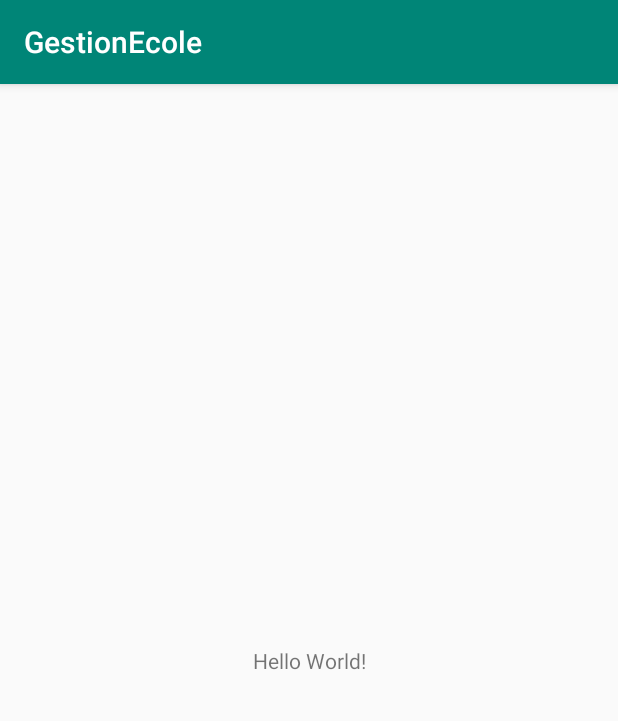
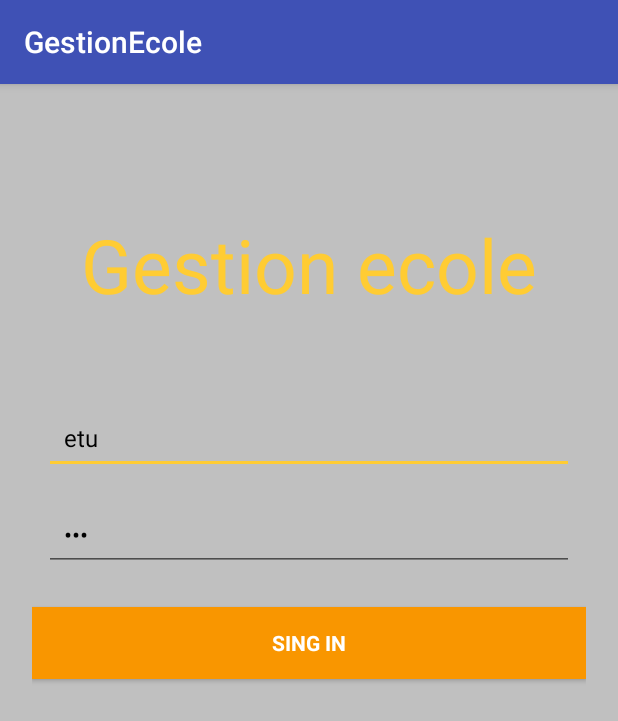
Before and after one commit to monaiimdehaoui/GestionEcole, an Android app: the screen it shows after launch (MainActivity before the commit, LoginActivity after it), on a phone screen of 412 x 824 dp. Shown: the top 721 px of the screen. Run offline under Robolectric (Android 15) with nearby library versions, the phone set to English and light mode, and no system bars.

Commit message:
Login View set up

```diff
--- a/app/src/main/AndroidManifest.xml
+++ b/app/src/main/AndroidManifest.xml
@@ -9,7 +9,9 @@
         android:roundIcon="@mipmap/ic_launcher_round"
         android:supportsRtl="true"
         android:theme="@style/AppTheme">
-        <activity android:name=".MainActivity">
+        <activity android:name=".activitys.MainActivity">
+        </activity>
+        <activity android:name=".activitys.LoginActivity">
             <intent-filter>
                 <action android:name="android.intent.action.MAIN" />
 
--- /dev/null
+++ b/app/src/main/java/org/gi5/eheio/ma/gestionecole/activitys/LoginActivity.java
@@ -0,0 +1,62 @@
+package org.gi5.eheio.ma.gestionecole.activitys;
+
+import android.content.Intent;
+import android.database.Cursor;
+import android.database.sqlite.SQLiteDatabase;
+import android.support.v7.app.AppCompatActivity;
+import android.os.Bundle;
+import android.util.Log;
+import android.view.View;
+import android.widget.Button;
+import android.widget.EditText;
+
+import org.gi5.eheio.ma.gestionecole.R;
+
+import java.io.Console;
+
+public class LoginActivity extends AppCompatActivity {
+
+    private SQLiteDatabase mDataBase ;
+    private Button mSbmitButton ;
+    private EditText musername;
+    private EditText mpassword;
+
+    @Override
+    protected void onCreate(Bundle savedInstanceState) {
+        super.onCreate(savedInstanceState);
+        setContentView(R.layout.activity_login);
+        mSbmitButton = findViewById(R.id.submit);
+        musername = findViewById(R.id.email);
+        mpassword = findViewById(R.id.password);
+
+
+        mDataBase  = openOrCreateDatabase("GestionEcole",MODE_PRIVATE,null);
+
+
+
+        mSbmitButton.setOnClickListener(new View.OnClickListener() {
+            @Override
+            public void onClick(View view) {
+
+                String query = "Select * from etudiant ";
+                Cursor resultSet = mDataBase.rawQuery(query,null);
+
+                int count = resultSet.getCount();
+                resultSet.close();
+                Log.d("kkk","gggg");
+
+                if(resultSet.getCount() == 1){
+                    Log.d("kkk","gggg");
+                    String name = resultSet.getString(4);
+                    String felier = resultSet.getString(6);
+                    Intent intent = new Intent(LoginActivity.this, MainActivity.class);
+                    intent.putExtra("NAME", name);
+                    intent.putExtra("FILIER", felier);
+                    startActivity(intent);
+                }
+
+            }
+        });
+
+    }
+}
--- a/app/src/main/java/org/gi5/eheio/ma/gestionecole/MainActivity.java
+++ b/app/src/main/java/org/gi5/eheio/ma/gestionecole/activitys/MainActivity.java
@@ -1,7 +1,9 @@
-package org.gi5.eheio.ma.gestionecole;
+package org.gi5.eheio.ma.gestionecole.activitys;
 
 import android.support.v7.app.AppCompatActivity;
 import android.os.Bundle;
+
+import org.gi5.eheio.ma.gestionecole.R;
 
 public class MainActivity extends AppCompatActivity {
 
--- /dev/null
+++ b/app/src/main/res/layout/activity_login.xml
@@ -0,0 +1,90 @@
+<?xml version="1.0" encoding="utf-8"?>
+<LinearLayout xmlns:android="http://schemas.android.com/apk/res/android"
+    xmlns:tools="http://schemas.android.com/tools"
+    android:layout_width="match_parent"
+    android:layout_height="match_parent"
+    android:gravity="center"
+    android:orientation="vertical"
+    android:paddingBottom="5dp"
+    android:paddingLeft="5dp"
+    android:paddingRight="5dp"
+    android:paddingTop="5dp"
+    android:background="@color/silver"
+    tools:context=".activitys.LoginActivity">
+
+
+    <LinearLayout
+        android:id="@+id/login_form"
+        android:layout_width="match_parent"
+        android:layout_height="match_parent"
+        android:paddingLeft="16dp"
+        android:paddingRight="16dp"
+        android:paddingTop="40dp"
+        android:orientation="vertical">
+        <TextView
+            android:layout_width="match_parent"
+            android:layout_height="150dp"
+            android:layout_gravity="center"
+            android:gravity="center"
+            android:layout_marginBottom="8dp"
+            android:textSize="50sp"
+            android:textColor="@color/colorAccent"
+            android:text="Gestion ecole"/>
+        <!--<android.support.design.widget.TextInputLayout-->
+        <!--android:layout_width="match_parent"-->
+        <!--android:layout_height="wrap_content">-->
+
+        <AutoCompleteTextView
+            android:id="@+id/email"
+            android:layout_width="match_parent"
+            android:layout_height="wrap_content"
+            android:layout_margin="8dp"
+            android:hint="Username"
+            android:inputType="textEmailAddress"
+            android:maxLines="1"
+            android:padding="13dp"
+            android:singleLine="true"
+            android:text="etu"
+            android:textColor="@android:color/black"
+            android:textColorHint="@android:color/darker_gray"
+            android:textCursorDrawable="@null"
+            android:textSize="16sp" />
+
+        <EditText
+            android:id="@+id/password"
+            android:layout_width="match_parent"
+            android:layout_height="wrap_content"
+            android:layout_margin="8dp"
+            android:fontFamily="sans-serif"
+            android:hint="password"
+            android:imeOptions="actionSend"
+            android:inputType="textPassword"
+            android:maxLines="1"
+            android:padding="13dp"
+            android:singleLine="true"
+            android:text="etu"
+            android:textColor="@android:color/black"
+            android:textColorHint="@android:color/darker_gray"
+            android:textCursorDrawable="@null"
+            android:textSize="16sp" />
+
+        <Button
+            android:id="@+id/submit"
+            style="?android:textAppearanceSmall"
+            android:layout_width="match_parent"
+            android:layout_height="wrap_content"
+            android:layout_marginTop="16dp"
+            android:text="sing in"
+            android:textColor="@android:color/white"
+            android:background="@color/colorAccentDark"
+            android:textStyle="bold" />
+
+        <FrameLayout
+            android:id="@+id/mdp_oublier"
+            android:layout_width="match_parent"
+            android:layout_height="0dp"
+            android:layout_weight="1">
+        </FrameLayout>
+    </LinearLayout>
+    <!--</ScrollView>-->
+</LinearLayout>
--- a/app/src/main/res/layout/activity_main.xml
+++ b/app/src/main/res/layout/activity_main.xml
@@ -4,7 +4,7 @@
     xmlns:tools="http://schemas.android.com/tools"
     android:layout_width="match_parent"
     android:layout_height="match_parent"
-    tools:context=".MainActivity">
+    tools:context=".activitys.MainActivity">
 
     <TextView
         android:layout_width="wrap_content"
--- a/app/src/main/res/values/colors.xml
+++ b/app/src/main/res/values/colors.xml
@@ -1,6 +1,12 @@
 <?xml version="1.0" encoding="utf-8"?>
 <resources>
-    <color name="colorPrimary">#008577</color>
-    <color name="colorPrimaryDark">#00574B</color>
-    <color name="colorAccent">#D81B60</color>
+    <color name="colorPrimary">#3F51B5</color>
+    <color name="colorPrimaryDark">#303F9F</color>
+    <color name="colorAccent">#FFCC33</color>
+    <color name="colorAccentDark">#F99600</color>
+    <color name="black">#0D0D0D</color>
+    <color name="pinky">#FB7070</color>
+    <color name="gold">#F3C549</color>
+    <color name="silver">#c0c0c0</color>
+    <color name="placeholder">#dadada</color>
 </resources>
```
Also changed, not shown: app/src/main/java/org/gi5/eheio/ma/gestionecole/database/DBHelper.java (added, +73 -0 lines), 1 other file.
